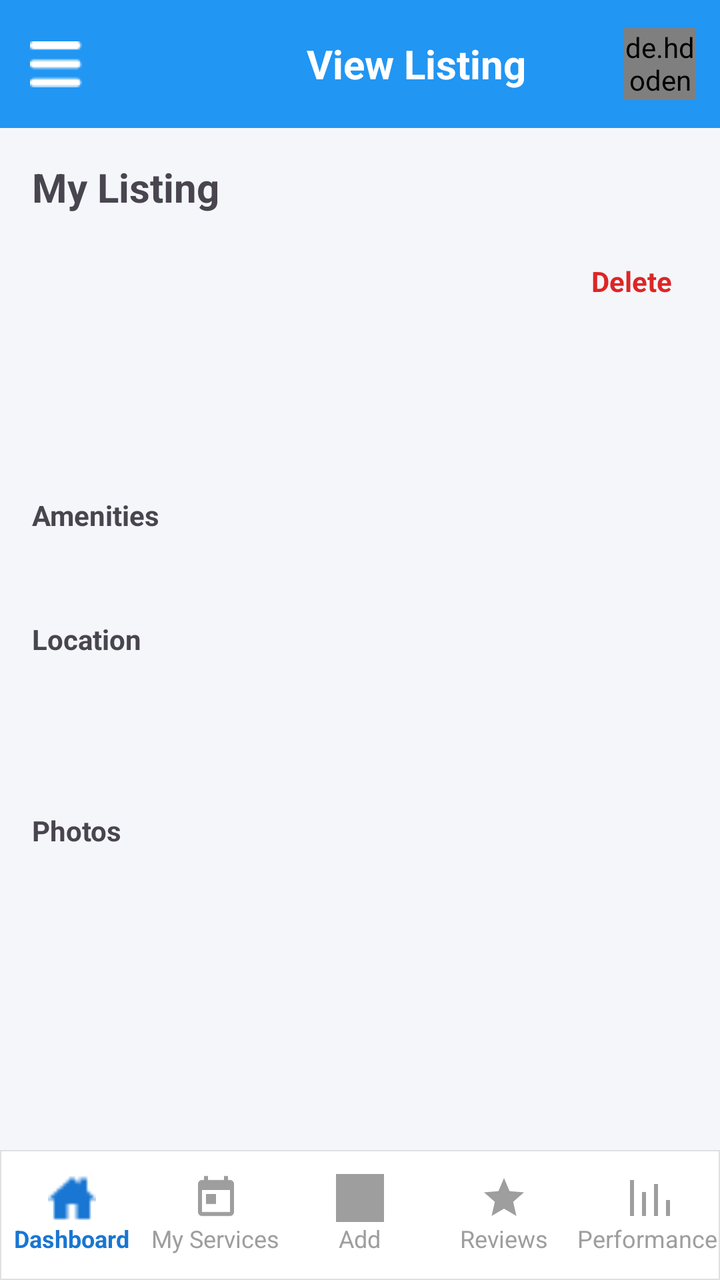
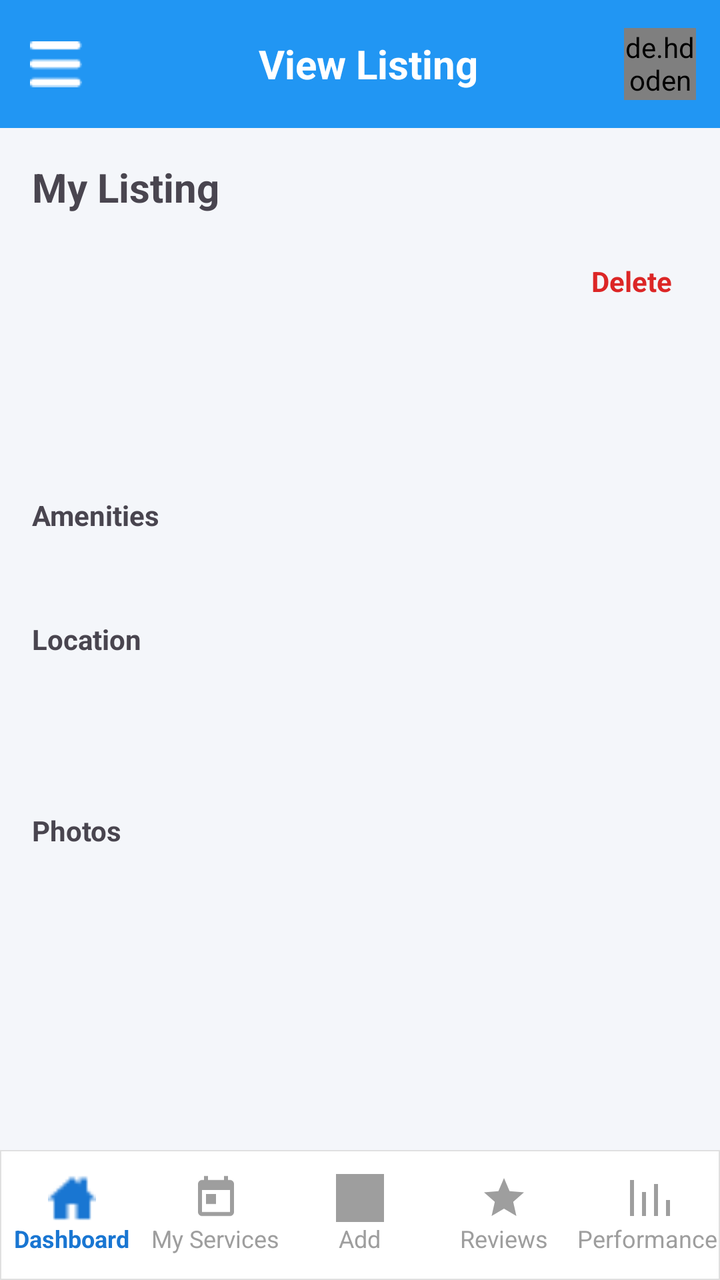

Screens rendered from an Android XML layout before and after an edit, with the pre-edit source and the edit as a unified diff.
<!-- AndroidManifest.xml: application theme Theme.CampusSaathi -->
<!-- res/layout/activity_owner_view_listing.xml -->
<?xml version="1.0" encoding="utf-8"?>
<androidx.drawerlayout.widget.DrawerLayout
    xmlns:android="http://schemas.android.com/apk/res/android"
    xmlns:app="http://schemas.android.com/apk/res-auto"
    android:id="@+id/drawerLayout"
    android:layout_width="match_parent"
    android:layout_height="match_parent">

    <androidx.coordinatorlayout.widget.CoordinatorLayout
        android:layout_width="match_parent"
        android:layout_height="match_parent"
        android:background="#F4F6FA">

        
        <androidx.appcompat.widget.Toolbar
            android:id="@+id/toolbar"
            android:layout_width="match_parent"
            android:layout_height="?attr/actionBarSize"
            android:background="#2196F3"
            app:navigationIcon="@drawable/ic_menu">

            <LinearLayout
                android:layout_width="match_parent"
                android:layout_height="match_parent"
                android:gravity="center_vertical"
                android:orientation="horizontal">

                <Space
                    android:layout_width="48dp"
                    android:layout_height="match_parent"/>

                <TextView
                    android:layout_width="0dp"
                    android:layout_height="wrap_content"
                    android:layout_weight="1"
                    android:gravity="center"
                    android:text="View Listing"
                    android:textColor="#FFFFFF"
                    android:textSize="20sp"
                    android:textStyle="bold"/>

                <de.hdodenhof.circleimageview.CircleImageView
                    android:id="@+id/headerProfile"
                    android:layout_width="36dp"
                    android:layout_height="36dp"
                    android:layout_marginEnd="12dp"
                    android:src="@drawable/default_avatar"
                    android:scaleType="centerCrop"
                    app:civ_border_width="1dp"
                    app:civ_border_color="#DDDDDD"/>

            </LinearLayout>

        </androidx.appcompat.widget.Toolbar>


        
        <LinearLayout
            android:layout_width="match_parent"
            android:layout_height="match_parent"
            android:orientation="vertical"
            android:layout_marginTop="?attr/actionBarSize">

            
            <ScrollView
                android:layout_width="match_parent"
                android:layout_height="0dp"
                android:layout_weight="1">

                
                <LinearLayout
                    android:padding="16dp"
                    android:orientation="vertical"
                    android:layout_width="match_parent"
                    android:layout_height="wrap_content">

                    
                    <TextView
                        android:text="My Listing"
                        android:textSize="20sp"
                        android:textStyle="bold"
                        android:layout_marginBottom="16dp"
                        android:layout_width="wrap_content"
                        android:layout_height="wrap_content"/>

                    <LinearLayout
                        android:layout_width="match_parent"
                        android:layout_height="wrap_content"
                        android:orientation="horizontal"
                        android:gravity="center_vertical"
                        android:layout_marginBottom="12dp">

                        
                        <TextView
                            android:id="@+id/txtStatus"
                            android:layout_width="wrap_content"
                            android:layout_height="wrap_content"
                            android:paddingStart="16dp"
                            android:paddingEnd="16dp"
                            android:paddingTop="6dp"
                            android:paddingBottom="6dp"
                            android:textStyle="bold"
                            android:textColor="@android:color/black"/>

                        
                        <View
                            android:layout_width="0dp"
                            android:layout_height="1dp"
                            android:layout_weight="1"/>

                        
                        <TextView
                            android:id="@+id/btnDelete"
                            android:layout_width="wrap_content"
                            android:layout_height="wrap_content"
                            android:text="Delete"
                            android:textColor="#DC2626"
                            android:textStyle="bold"
                            android:padding="8dp"/>
                    </LinearLayout>

                    
                    <TextView
                        android:id="@+id/txtBasicInfo"
                        android:textSize="16sp"
                        android:layout_marginBottom="12dp"
                        android:layout_width="match_parent"
                        android:layout_height="wrap_content"/>

                    
                    <TextView
                        android:id="@+id/txtPricing"
                        android:textSize="15sp"
                        android:layout_marginBottom="12dp"
                        android:layout_width="match_parent"
                        android:layout_height="wrap_content"/>

                    
                    <TextView
                        android:text="Amenities"
                        android:textStyle="bold"
                        android:layout_marginTop="12dp"
                        android:layout_width="wrap_content"
                        android:layout_height="wrap_content"/>

                    <TextView
                        android:id="@+id/txtAmenities"
                        android:layout_marginBottom="12dp"
                        android:layout_width="match_parent"
                        android:layout_height="wrap_content"/>

                    
                    <TextView
                        android:text="Location"
                        android:textStyle="bold"
                        android:layout_marginTop="12dp"
                        android:layout_width="wrap_content"
                        android:layout_height="wrap_content"/>

                    <TextView
                        android:id="@+id/txtLocation"
                        android:layout_marginBottom="12dp"
                        android:layout_width="match_parent"
                        android:layout_height="wrap_content"/>

                    
                    <TextView
                        android:id="@+id/txtCoordinates"
                        android:textSize="13sp"
                        android:layout_marginBottom="16dp"
                        android:layout_width="wrap_content"
                        android:layout_height="wrap_content"/>

                    
                    <TextView
                        android:text="Photos"
                        android:textStyle="bold"
                        android:layout_marginTop="12dp"
                        android:layout_width="wrap_content"
                        android:layout_height="wrap_content"/>

                    <LinearLayout
                        android:id="@+id/layoutImages"
                        android:orientation="vertical"
                        android:layout_width="match_parent"
                        android:layout_height="wrap_content"
                        android:layout_marginTop="8dp"
                        android:paddingTop="4dp"
                        android:paddingBottom="16dp"/>

                </LinearLayout>

            </ScrollView>


            
            <com.google.android.material.bottomnavigation.BottomNavigationView
                android:id="@+id/bottomNav"
                android:layout_width="match_parent"
                android:layout_height="wrap_content"
                android:minHeight="65dp"
                android:layout_gravity="bottom"
                android:background="@drawable/bottom_nav_bg"
                app:menu="@menu/owner_bottom_menu"
                app:itemIconSize="24dp"
                app:itemIconTint="@color/bottom_nav_selector"
                app:itemTextColor="@color/bottom_nav_selector"
                app:itemTextAppearanceActive="@style/TextAppearance.AppCompat.Caption"
                app:itemTextAppearanceInactive="@style/TextAppearance.AppCompat.Caption"
                app:labelVisibilityMode="labeled"/>

        </LinearLayout>

    </androidx.coordinatorlayout.widget.CoordinatorLayout>


    
    <com.google.android.material.navigation.NavigationView
        android:id="@+id/navigation_view"
        android:layout_width="280dp"
        android:layout_height="match_parent"
        android:layout_gravity="start"
        android:fitsSystemWindows="true"
        app:itemBackground="@drawable/nav_item_background"
        app:menu="@menu/owner_menu_drawer"/>

</androidx.drawerlayout.widget.DrawerLayout>
<!-- resources referenced by this layout -->
<resources>
  <!-- drawable bottom_nav_bg (drawable) -->
  <shape xmlns:android="http://schemas.android.com/apk/res/android">
      <solid android:color="#ffffff"/>
      <stroke
          android:width="0.5dp"
          android:color="#E0E0E0"/>
  </shape>
  <!-- drawable default_avatar (drawable) -->
  <vector xmlns:android="http://schemas.android.com/apk/res/android"
      android:width="100dp"
      android:height="100dp"
      android:viewportWidth="24"
      android:viewportHeight="24">
  
      
      <path
          android:fillColor="#E3F2FD"
          android:pathData="M12,2A10,10 0,1 1,2 12A10,10 0,0 1,12 2Z"/>
  
      
      <path
          android:fillColor="#2196F3"
          android:pathData="M12,6A3,3 0,1 1,9 9A3,3 0,0 1,12 6Z"/>
  
      
      <path
          android:fillColor="#2196F3"
          android:pathData="M12,12c-3,0 -6,1.5 -6,4v1h12v-1c0,-2.5 -3,-4 -6,-4z"/>
  </vector>
  <!-- drawable ic_menu: png bitmap (drawable, 269 bytes) -->
  <!-- drawable nav_item_background (drawable) -->
  <selector xmlns:android="http://schemas.android.com/apk/res/android">
  
      
      <item
          android:drawable="@drawable/bg_role_selected"
          android:state_checked="true"/>
  
      
      <item
          android:drawable="@drawable/bg_role_unselected"/>
  
  </selector>
  <style name="Theme.CampusSaathi" parent="Base.Theme.CampusSaathi" />
  <!-- drawable bg_role_selected (drawable) -->
  <shape xmlns:android="http://schemas.android.com/apk/res/android">
      <solid android:color="#E3F2FD"/>
      <stroke
          android:width="2dp"
          android:color="#2979FF"/>
      <corners android:radius="12dp"/>
  </shape>
  <!-- drawable bg_role_unselected (drawable) -->
  <shape xmlns:android="http://schemas.android.com/apk/res/android">
      <solid android:color="#FFFFFF"/>
      <stroke
          android:width="1dp"
          android:color="#DDDDDD"/>
      <corners android:radius="12dp"/>
  </shape>
  <style name="Base.Theme.CampusSaathi" parent="Theme.Material3.Light.NoActionBar">
          
      </style>
</resources>

<!-- the commit's change to res/layout/activity_owner_view_listing.xml (unified diff, before → after) -->
@@ -25,9 +25,7 @@
                 android:gravity="center_vertical"
                 android:orientation="horizontal">
 
-                <Space
-                    android:layout_width="48dp"
-                    android:layout_height="match_parent"/>
+
 
                 <TextView
                     android:layout_width="0dp"
